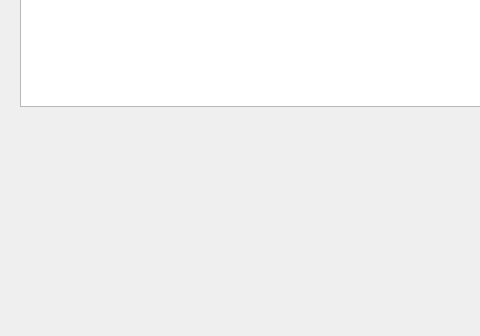
Before: the Qt Designer form main.ui in mccmmc/Homework, drawn with Qt 5; both pictures show x 0 to 480 and y 264 to 600 of the 800 by 600 pixel window.
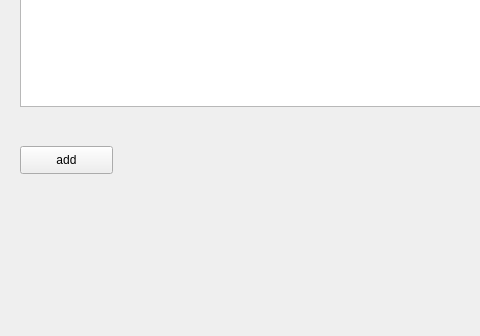
After: the same form once the commit is applied.

```diff
--- a/main.ui
+++ b/main.ui
@@ -24,6 +24,19 @@
      </rect>
     </property>
    </widget>
+   <widget class="QPushButton" name="AddButthon">
+    <property name="geometry">
+     <rect>
+      <x>20</x>
+      <y>410</y>
+      <width>93</width>
+      <height>28</height>
+     </rect>
+    </property>
+    <property name="text">
+     <string>add</string>
+    </property>
+   </widget>
   </widget>
   <widget class="QMenuBar" name="menubar">
    <property name="geometry">
```
